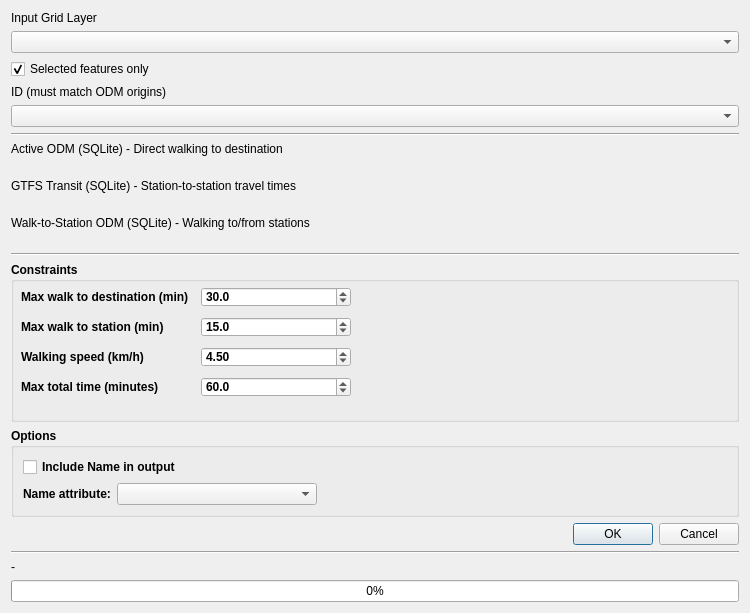
The window that combinedodm_distancemap_dialog_base.ui (inphysica/DiscreteProximityFramework) describes before a commit, drawn with Qt 5.
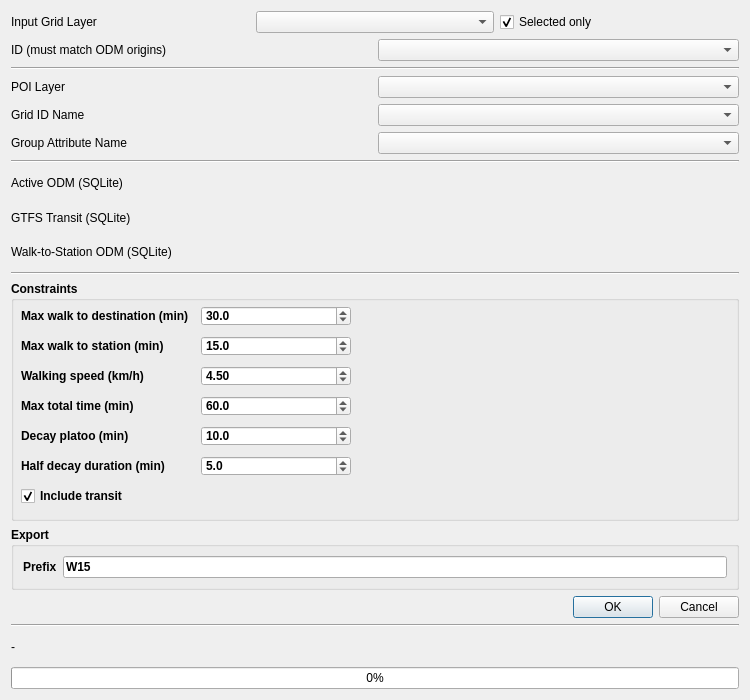
The same window after the commit. Custom widgets are drawn as their Qt base class.

Patch:
```diff
--- a/combinedodm_distancemap_dialog_base.ui
+++ b/combinedodm_distancemap_dialog_base.ui
@@ -7,7 +7,7 @@
     <x>0</x>
     <y>0</y>
     <width>750</width>
-    <height>613</height>
+    <height>700</height>
    </rect>
   </property>
   <property name="windowTitle">
@@ -15,6 +15,8 @@
   </property>
   <layout class="QVBoxLayout" name="verticalLayout">
    <item>
+    <layout class="QHBoxLayout" name="horizontalLayout_InputLayer">
+     <item>
     <widget class="QLabel" name="label">
      <property name="text">
       <string>Input Grid Layer</string>
@@ -27,13 +29,17 @@
    <item>
     <widget class="QCheckBox" name="onlySelectedFeatures">
      <property name="text">
-      <string>Selected features only</string>
+        <string>Selected only</string>
      </property>
      <property name="checked">
       <bool>true</bool>
      </property>
     </widget>
    </item>
+    </layout>
+   </item>
+   <item>
+    <layout class="QHBoxLayout" name="horizontalLayout_ID">
    <item>
     <widget class="QLabel" name="label_3">
      <property name="text">
@@ -44,6 +50,75 @@
    <item>
     <widget class="QgsFieldComboBox" name="idSelector"/>
    </item>
+    </layout>
+   </item>
+   <item>
+    <widget class="Line" name="line_id_separator">
+     <property name="orientation">
+      <enum>Qt::Horizontal</enum>
+     </property>
+    </widget>
+   </item>
+   <item>
+    <layout class="QHBoxLayout" name="horizontalLayout_POILayer">
+     <item>
+      <widget class="QLabel" name="label_poi_layer">
+       <property name="minimumWidth">
+        <number>190</number>
+       </property>
+       <property name="maximumWidth">
+        <number>190</number>
+       </property>
+       <property name="text">
+        <string>POI Layer</string>
+       </property>
+      </widget>
+     </item>
+     <item>
+      <widget class="QgsMapLayerComboBox" name="poiLayer"/>
+     </item>
+    </layout>
+   </item>
+   <item>
+    <layout class="QHBoxLayout" name="horizontalLayout_GridIdName">
+     <item>
+      <widget class="QLabel" name="label_grid_id_name">
+       <property name="minimumWidth">
+        <number>190</number>
+       </property>
+       <property name="maximumWidth">
+        <number>190</number>
+       </property>
+       <property name="text">
+        <string>Grid ID Name</string>
+       </property>
+      </widget>
+     </item>
+     <item>
+      <widget class="QgsFieldComboBox" name="poiGridIdNameSelector"/>
+     </item>
+    </layout>
+   </item>
+   <item>
+    <layout class="QHBoxLayout" name="horizontalLayout_GroupAttr">
+     <item>
+      <widget class="QLabel" name="label_group_attr">
+       <property name="minimumWidth">
+        <number>190</number>
+       </property>
+       <property name="maximumWidth">
+        <number>190</number>
+       </property>
+       <property name="text">
+        <string>Group Attribute Name</string>
+       </property>
+      </widget>
+     </item>
+     <item>
+      <widget class="QgsFieldComboBox" name="poiGroupAttrSelector"/>
+     </item>
+    </layout>
+   </item>
    <item>
     <widget class="Line" name="line_2">
      <property name="orientation">
@@ -52,35 +127,47 @@
     </widget>
    </item>
    <item>
+    <layout class="QHBoxLayout" name="horizontalLayout_activeODM">
+     <item>
     <widget class="QLabel" name="label_2">
      <property name="text">
-      <string>Active ODM (SQLite) - Direct walking to destination</string>
+        <string>Active ODM (SQLite)</string>
      </property>
     </widget>
    </item>
    <item>
     <widget class="QgsFileWidget" name="activeODM_fileSelector"/>
    </item>
+    </layout>
+   </item>
+   <item>
+    <layout class="QHBoxLayout" name="horizontalLayout_GTFS">
    <item>
     <widget class="QLabel" name="label_gtfs">
      <property name="text">
-      <string>GTFS Transit (SQLite) - Station-to-station travel times</string>
+        <string>GTFS Transit (SQLite)</string>
      </property>
     </widget>
    </item>
    <item>
     <widget class="QgsFileWidget" name="GTFS_fileSelector"/>
    </item>
+    </layout>
+   </item>
+   <item>
+    <layout class="QHBoxLayout" name="horizontalLayout_WalkStation">
    <item>
     <widget class="QLabel" name="label_walk">
      <property name="text">
-      <string>Walk-to-Station ODM (SQLite) - Walking to/from stations</string>
+        <string>Walk-to-Station ODM (SQLite)</string>
      </property>
     </widget>
    </item>
    <item>
     <widget class="QgsFileWidget" name="walkStation_fileSelector"/>
    </item>
+    </layout>
+   </item>
    <item>
     <widget class="Line" name="line">
      <property name="orientation">
@@ -99,7 +186,7 @@
      <property name="minimumSize">
       <size>
        <width>0</width>
-       <height>160</height>
+       <height>240</height>
       </size>
      </property>
      <property name="font">
@@ -217,7 +304,7 @@
        </rect>
       </property>
       <property name="text">
-       <string>Max total time (minutes)</string>
+       <string>Max total time (min)</string>
       </property>
      </widget>
      <widget class="QgsDoubleSpinBox" name="maxTotalTime">
@@ -239,6 +326,86 @@
        <double>60.000000000000000</double>
       </property>
      </widget>
+     <widget class="QLabel" name="label_decay_platoo">
+      <property name="geometry">
+       <rect>
+        <x>10</x>
+        <y>140</y>
+        <width>150</width>
+        <height>30</height>
+       </rect>
+      </property>
+      <property name="text">
+       <string>Decay platoo (min)</string>
+      </property>
+     </widget>
+     <widget class="QgsDoubleSpinBox" name="decayPlatoo">
+      <property name="geometry">
+       <rect>
+        <x>190</x>
+        <y>145</y>
+        <width>150</width>
+        <height>20</height>
+       </rect>
+      </property>
+      <property name="decimals">
+       <number>1</number>
+      </property>
+      <property name="maximum">
+       <double>1440.000000000000000</double>
+      </property>
+      <property name="value">
+       <double>10.000000000000000</double>
+      </property>
+     </widget>
+     <widget class="QLabel" name="label_half_decay">
+      <property name="geometry">
+       <rect>
+        <x>10</x>
+        <y>170</y>
+        <width>150</width>
+        <height>30</height>
+       </rect>
+      </property>
+      <property name="text">
+       <string>Half decay duration (min)</string>
+      </property>
+     </widget>
+     <widget class="QgsDoubleSpinBox" name="halfDecayDuration">
+      <property name="geometry">
+       <rect>
+        <x>190</x>
+        <y>175</y>
+        <width>150</width>
+        <height>20</height>
+       </rect>
+      </property>
+      <property name="decimals">
+       <number>1</number>
+      </property>
+      <property name="maximum">
+       <double>1440.000000000000000</double>
+      </property>
+      <property name="value">
+       <double>5.000000000000000</double>
+      </property>
+     </widget>
+     <widget class="QCheckBox" name="checkBox_IncludeTransit">
+      <property name="geometry">
+       <rect>
+        <x>10</x>
+        <y>200</y>
+        <width>200</width>
+        <height>30</height>
+       </rect>
+      </property>
+      <property name="text">
+       <string>Include transit</string>
+      </property>
+      <property name="checked">
+       <bool>true</bool>
+      </property>
+     </widget>
     </widget>
    </item>
    <item>
@@ -252,7 +419,7 @@
      <property name="minimumSize">
       <size>
        <width>0</width>
-       <height>80</height>
+       <height>50</height>
       </size>
      </property>
      <property name="font">
@@ -262,51 +429,31 @@
       </font>
      </property>
      <property name="title">
-      <string>Options</string>
+      <string>Export</string>
      </property>
      <layout class="QVBoxLayout" name="verticalLayout_Options">
       <item>
-       <widget class="QCheckBox" name="checkBox_IncludeName">
-        <property name="text">
-         <string>Include Name in output</string>
-        </property>
-        <property name="checked">
-         <bool>false</bool>
-        </property>
-       </widget>
-      </item>
-      <item>
-       <layout class="QHBoxLayout" name="horizontalLayout_name">
-        <item>
-         <widget class="QLabel" name="label_name">
+       <layout class="QHBoxLayout" name="horizontalLayout_prefix">
+        <item>
+         <widget class="QLabel" name="label_prefix">
+          <property name="minimumWidth">
+           <number>190</number>
+          </property>
+          <property name="maximumWidth">
+           <number>190</number>
+          </property>
           <property name="text">
-           <string>Name attribute:</string>
+           <string>Prefix</string>
           </property>
          </widget>
         </item>
         <item>
-         <widget class="QgsFieldComboBox" name="nameSelector">
-          <property name="minimumSize">
-           <size>
-            <width>200</width>
-            <height>0</height>
-           </size>
+         <widget class="QLineEdit" name="exportPrefixInput">
+          <property name="text">
+           <string>W15</string>
           </property>
          </widget>
         </item>
-        <item>
-         <spacer name="horizontalSpacer_name">
-          <property name="orientation">
-           <enum>Qt::Horizontal</enum>
-          </property>
-          <property name="sizeHint" stdset="0">
-           <size>
-            <width>20</width>
-            <height>20</height>
-           </size>
-          </property>
-         </spacer>
-        </item>
        </layout>
       </item>
      </layout>
```
Left out of the diff: 30 changed lines with no effect on the pictures. Lines whose indentation alone changed are shown as unchanged.
